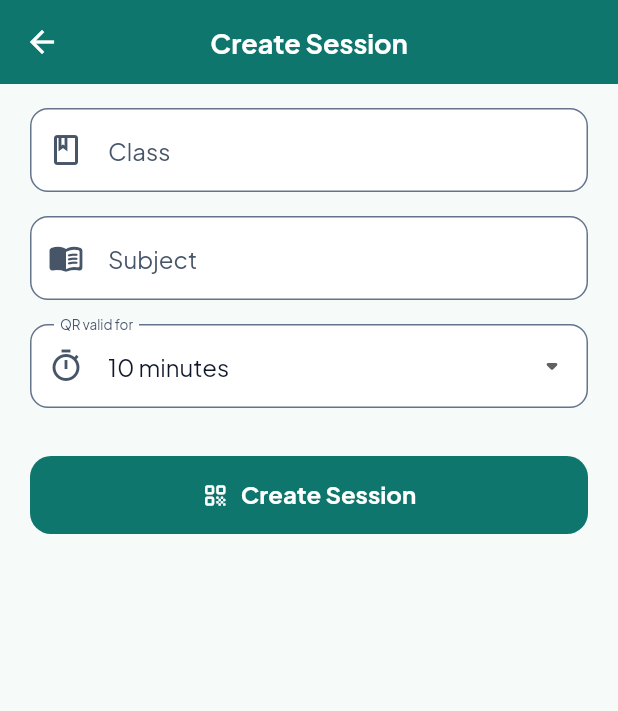
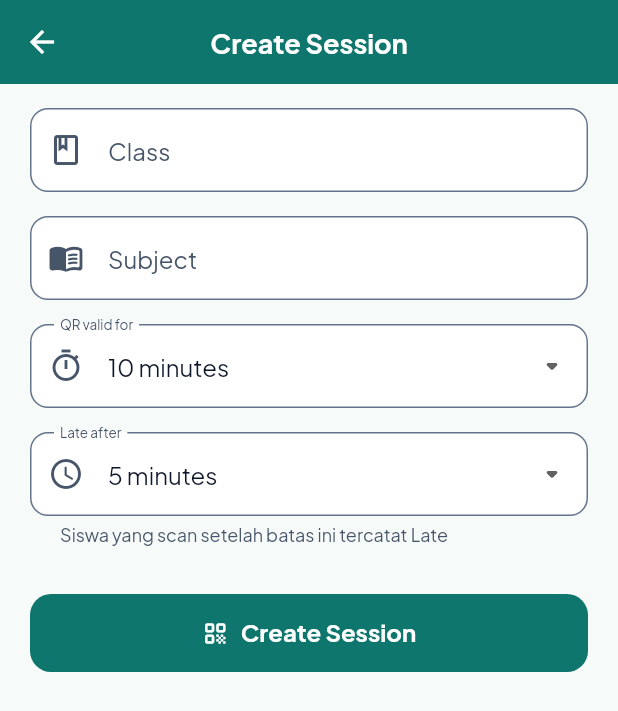
Before and after one commit to SchvarlaSurya/attendance-app, a Flutter app: the CreateSessionScreen screen opened directly with empty values, on a phone screen of 412 x 824 dp. Shown: the top 711 px of the screen. Run offline on Flutter 3.47's test engine with Material 3 defaults, Android fonts, the phone set to English and light mode, and no system bars; our stand-ins replace camera, cloud_firestore, dotted_border, firebase_core, geocoding, geolocator and 5 more; missing offline and left inert: google_mlkit_face_detection, mobile_scanner; accounts and stored records are empty.

Commit message:
feat: let teachers set the late limit per session
Status no longer depends on the 08:30 clock rule, which marked every
student Late outside the morning. Create Session gets a "Late after"
option stored as late_at; a scan at or before it is Attend, later is
Late. Status uses the QR scan time, so a slow GPS or a retaken selfie
does not make a student late. Options stay shorter than the QR validity
so Late stays possible, and the QR screen shows the limit.

Co-Authored-By: Claude Opus 5.5 <noreply@anthropic.com>

```diff
--- a/lib/models/attendance_session.dart
+++ b/lib/models/attendance_session.dart
@@ -11,6 +11,9 @@ class AttendanceSession {
   final String teacherName;
   final DateTime? createdAt;
   final DateTime expiresAt;
+
+  /// Scan setelah waktu ini tercatat Late. Null untuk sesi lama sebelum fitur ini ada.
+  final DateTime? lateAt;
   final bool active;
 
   const AttendanceSession({
@@ -21,6 +24,7 @@ class AttendanceSession {
     required this.teacherName,
     required this.createdAt,
     required this.expiresAt,
+    this.lateAt,
     required this.active,
   });
 
@@ -34,6 +38,7 @@ class AttendanceSession {
       teacherName: data['teacher_name']?.toString() ?? '-',
       createdAt: (data['created_at'] as Timestamp?)?.toDate(),
       expiresAt: (data['expires_at'] as Timestamp?)?.toDate() ?? DateTime.now(),
+      lateAt: (data['late_at'] as Timestamp?)?.toDate(),
       active: data['active'] as bool? ?? false,
     );
   }
@@ -49,6 +54,17 @@ class AttendanceSession {
 
   bool get isOpen => active && DateTime.now().isBefore(expiresAt);
 
+  /// Status presensi untuk siswa yang memindai QR pada waktu [scannedAt].
+  String statusAt(DateTime scannedAt) {
+    final limit = lateAt;
+    return limit != null && scannedAt.isAfter(limit) ? 'Late' : 'Attend';
+  }
+
+  /// Pilihan batas terlambat (menit): selalu lebih pendek dari masa berlaku QR,
+  /// supaya status Late masih mungkin terjadi.
+  static List<int> lateAfterOptions(int validMinutes) =>
+      [2, 5, 10, 15].where((m) => m < validMinutes).toList();
+
   Duration get remaining {
     final left = expiresAt.difference(DateTime.now());
     return left.isNegative ? Duration.zero : left;
--- a/lib/ui/attend/scan_qr_screen.dart
+++ b/lib/ui/attend/scan_qr_screen.dart
@@ -56,6 +56,7 @@ class _ScanQrScreenState extends State<ScanQrScreen> {
   }
 
   Future<void> _checkQr(String? raw) async {
+    final scannedAt = DateTime.now();
     final sessionId = AttendanceSession.idFromQr(raw);
     if (sessionId == null) {
       _rejectAfterPause("QR tidak dikenali. Pindai QR sesi dari guru.", Icons.qr_code_2_rounded);
@@ -87,7 +88,7 @@ class _ScanQrScreenState extends State<ScanQrScreen> {
       Navigator.of(context, rootNavigator: true).pop();
       Navigator.pushReplacement(
         context,
-        MaterialPageRoute(builder: (context) => AttendScreen(session: session)),
+        MaterialPageRoute(builder: (context) => AttendScreen(session: session, scannedAt: scannedAt)),
       );
     } on _ScanRejected catch (r) {
       if (!mounted) return;
--- a/lib/ui/teacher/create_session_screen.dart
+++ b/lib/ui/teacher/create_session_screen.dart
@@ -1,5 +1,6 @@
 import 'package:cloud_firestore/cloud_firestore.dart';
 import 'package:flutter/material.dart';
+import 'package:attendance_app/models/attendance_session.dart';
 import 'package:attendance_app/services/user_service.dart';
 import 'package:attendance_app/theme/app_tokens.dart';
 import 'package:attendance_app/ui/teacher/session_qr_screen.dart';
@@ -20,6 +21,7 @@ class _CreateSessionScreenState extends State<CreateSessionScreen> {
   final classController = TextEditingController();
   final subjectController = TextEditingController();
   int selectedMinutes = 10;
+  int selectedLateMinutes = 5;
 
   @override
   void dispose() {
@@ -37,6 +39,7 @@ class _CreateSessionScreenState extends State<CreateSessionScreen> {
     }
 
     showLoaderDialog(context);
+    final now = DateTime.now();
     try {
       final doc = await FirebaseFirestore.instance.collection('sessions').add({
         'class_name': className,
@@ -44,7 +47,8 @@ class _CreateSessionScreenState extends State<CreateSessionScreen> {
         'teacher_uid': widget.user.uid,
         'teacher_name': widget.user.name,
         'created_at': FieldValue.serverTimestamp(),
-        'expires_at': Timestamp.fromDate(DateTime.now().add(Duration(minutes: selectedMinutes))),
+        'expires_at': Timestamp.fromDate(now.add(Duration(minutes: selectedMinutes))),
+        'late_at': Timestamp.fromDate(now.add(Duration(minutes: selectedLateMinutes))),
         'active': true,
       });
       if (!mounted) return;
@@ -107,7 +111,32 @@ class _CreateSessionScreenState extends State<CreateSessionScreen> {
                 for (final minutes in durations)
                   DropdownMenuItem(value: minutes, child: Text("$minutes minutes")),
               ],
-              onChanged: (value) => setState(() => selectedMinutes = value ?? selectedMinutes),
+              onChanged: (value) => setState(() {
+                selectedMinutes = value ?? selectedMinutes;
+                final options = AttendanceSession.lateAfterOptions(selectedMinutes);
+                if (!options.contains(selectedLateMinutes)) selectedLateMinutes = options.last;
+              }),
+            ),
+            const SizedBox(height: AppSpacing.s4),
+            DropdownButtonFormField<int>(
+              // Daftarnya mengikuti masa berlaku QR, jadi field dibuat ulang saat itu berubah.
+              key: ValueKey('late-$selectedMinutes'),
+              initialValue: selectedLateMinutes,
+              style: textTheme.bodyLarge,
+              dropdownColor: AppColors.surface,
+              borderRadius: BorderRadius.circular(AppRadius.field),
+              icon: const Icon(Icons.arrow_drop_down_rounded),
+              decoration: const InputDecoration(
+                labelText: "Late after",
+                helperText: "Siswa yang scan setelah batas ini tercatat Late",
+                prefixIcon: Icon(Icons.schedule_rounded),
+              ),
+              items: [
+                for (final minutes in AttendanceSession.lateAfterOptions(selectedMinutes))
+                  DropdownMenuItem(value: minutes, child: Text("$minutes minutes")),
+              ],
+              onChanged: (value) =>
+                  setState(() => selectedLateMinutes = value ?? selectedLateMinutes),
             ),
             const SizedBox(height: AppSpacing.s8),
             SizedBox(
--- a/lib/ui/teacher/session_recap_screen.dart
+++ b/lib/ui/teacher/session_recap_screen.dart
@@ -204,9 +204,9 @@ class _SummaryCard extends StatelessWidget {
   @override
   Widget build(BuildContext context) {
     final textTheme = Theme.of(context).textTheme;
-    // Attend, Late, Leave selalu tampil; jenis izin hanya bila ada.
+    // Attend dan Late selalu tampil; status lain hanya bila ada.
     final shown = attendanceStatuses.where(
-      (s) => ['Attend', 'Late', 'Leave'].contains(s) || counts[s]! > 0,
+      (s) => ['Attend', 'Late'].contains(s) || counts[s]! > 0,
     );
 
     return Card(
```
Also changed, not shown: lib/ui/attend/attend_screen.dart (+11 -14 lines), lib/ui/attend/camera_screen.dart (+7 -2 lines), lib/ui/teacher/session_qr_screen.dart (+9 -0 lines), 1 other file.
